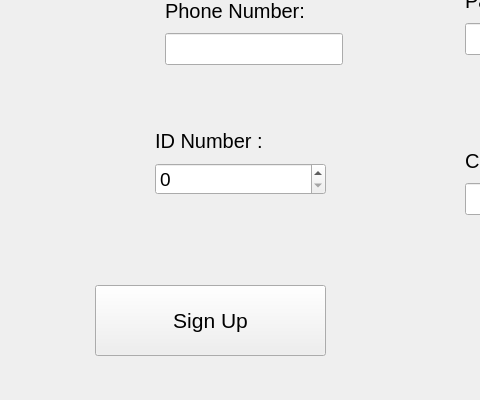
First picture: the form in source/sign_up_page.ui, repository NimaMousavian/FBT-Market-Management-Application, before the edit; both pictures show x 265 to 745 and y 325 to 725 of the 1000 by 725 pixel window.
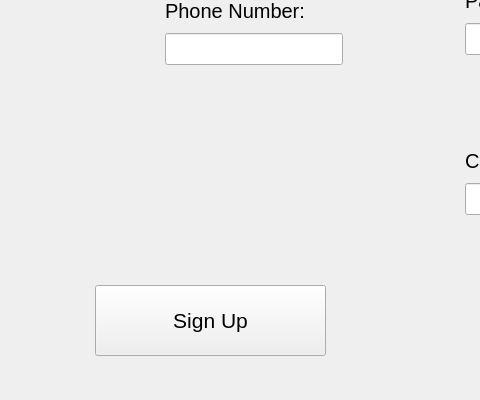
Second picture: the form after the edit.

What changed in the file:
```diff
--- a/source/sign_up_page.ui
+++ b/source/sign_up_page.ui
@@ -328,42 +328,6 @@
     </item>
    </layout>
   </widget>
-  <widget class="QWidget" name="layoutWidget">
-   <property name="geometry">
-    <rect>
-     <x>420</x>
-     <y>450</y>
-     <width>171</width>
-     <height>70</height>
-    </rect>
-   </property>
-   <layout class="QVBoxLayout" name="verticalLayout_6">
-    <item>
-     <widget class="QLabel" name="label_4">
-      <property name="font">
-       <font>
-        <pointsize>15</pointsize>
-       </font>
-      </property>
-      <property name="text">
-       <string>ID Number :</string>
-      </property>
-     </widget>
-    </item>
-    <item>
-     <widget class="QSpinBox" name="idNumber_spin">
-      <property name="font">
-       <font>
-        <pointsize>14</pointsize>
-       </font>
-      </property>
-      <property name="maximum">
-       <number>10000000</number>
-      </property>
-     </widget>
-    </item>
-   </layout>
-  </widget>
   <widget class="QLabel" name="label_11">
    <property name="geometry">
     <rect>
```
